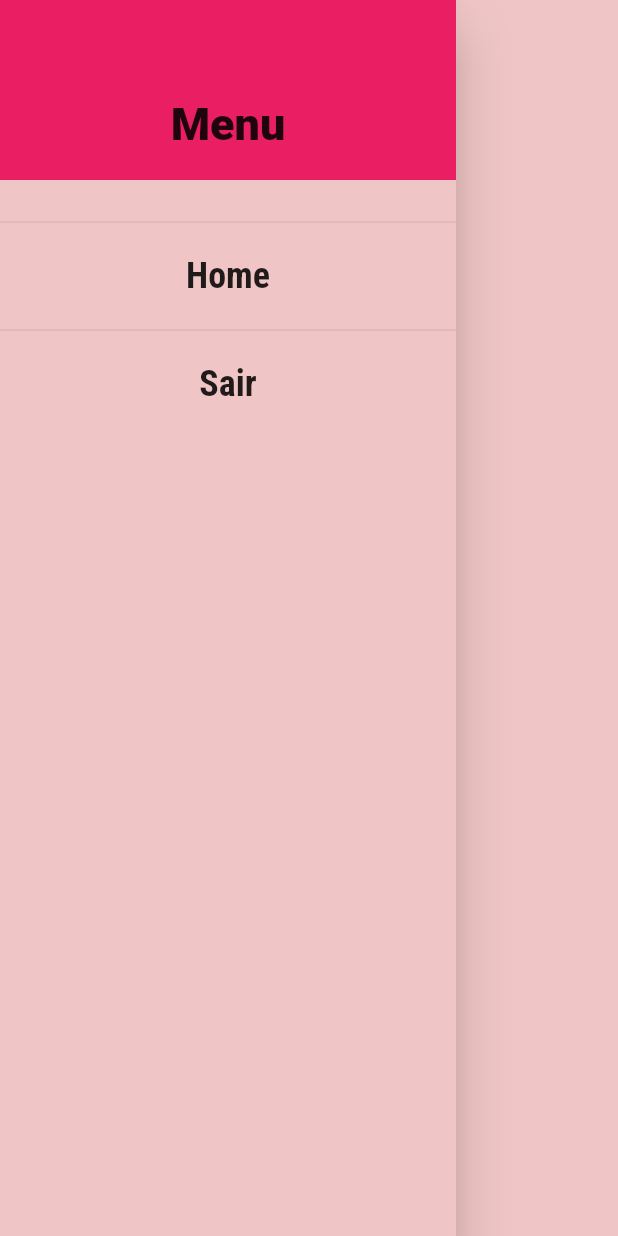
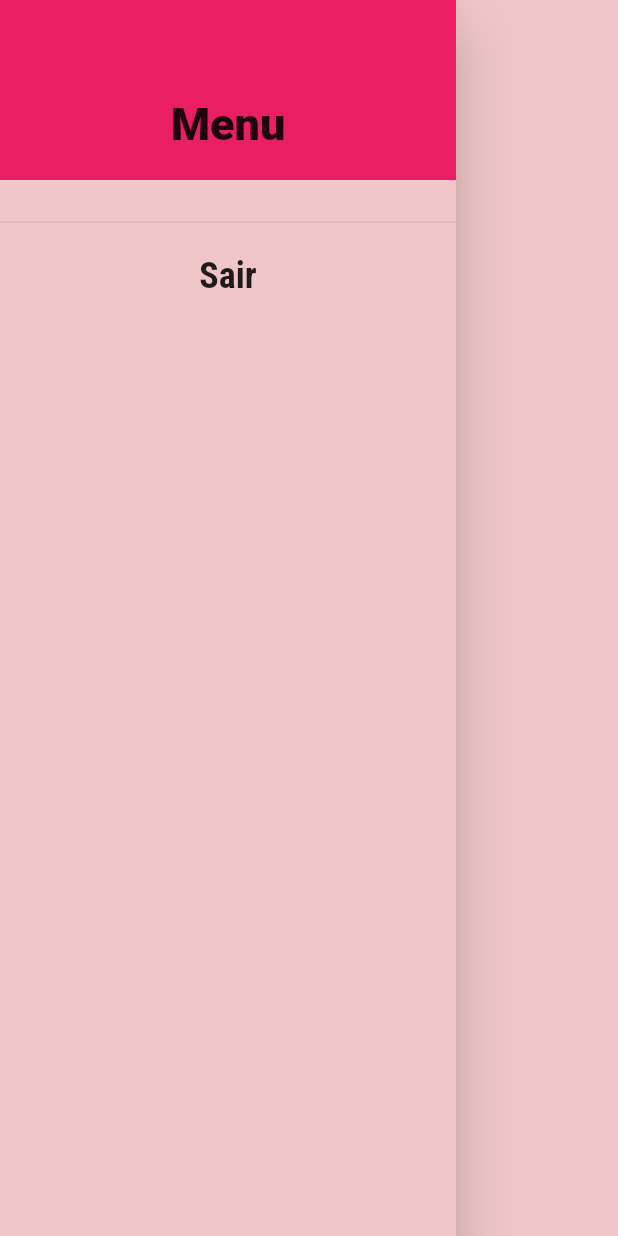
Before and after one commit to michelmicheloti/Mobile_flutter, a Flutter app: the HomeDrawer widget shown alone on an empty page, opened directly, on a phone screen of 412 x 824 dp. Run offline on Flutter 3.47's test engine with Material 2 defaults, Android fonts, the phone set to English and light mode, and no system bars; network calls fail.

Commit message:
Removendo home do menu

```diff
--- a/lib/components/home_drawer.dart
+++ b/lib/components/home_drawer.dart
@@ -39,13 +39,13 @@ class HomeDrawer extends StatelessWidget {
             ),
           ),
           SizedBox(height: 20),
-          Divider(),
-          _createItem(
-            'Home',
-            () => Navigator.of(context).pushReplacementNamed(
-              AppRoute.HOME,
-            ),
-          ),
+          // Divider(),
+          // _createItem(
+          //   'Home',
+          //   () => Navigator.of(context).pushReplacementNamed(
+          //     AppRoute.HOME,
+          //   ),
+          // ),
           // Divider(),
           // _createItem(
           //   'Agenda Diária',
```
Also changed, not shown: lib/screens/paciente/paciente_cadastro_screen.dart (+5 -3 lines).
